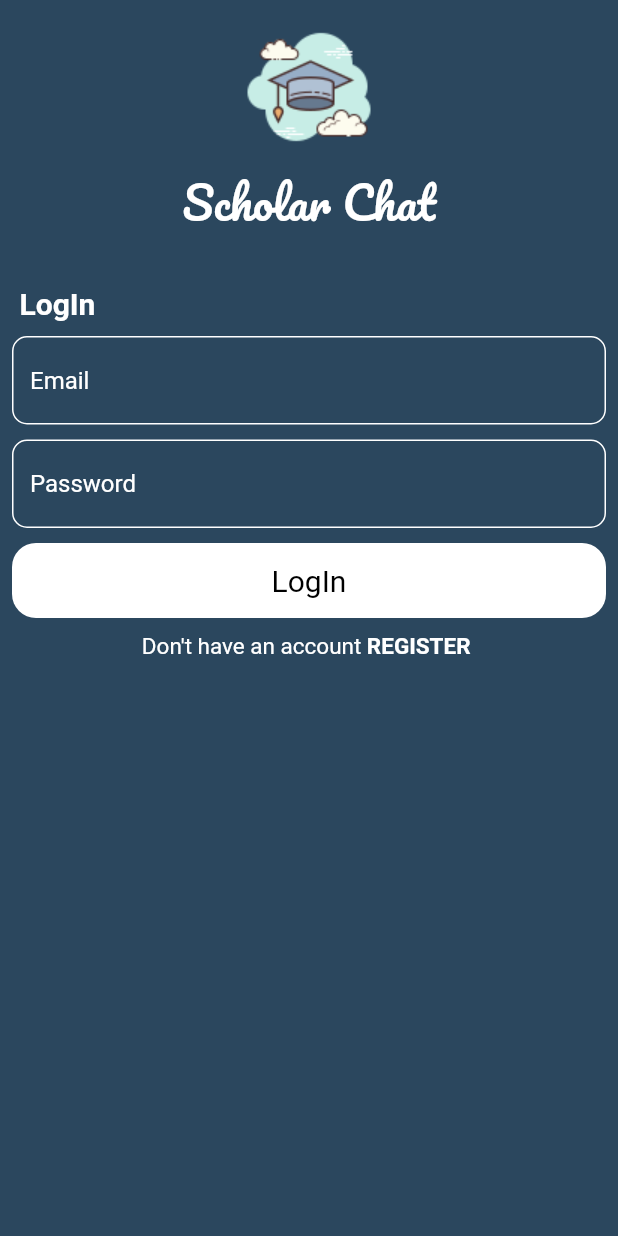
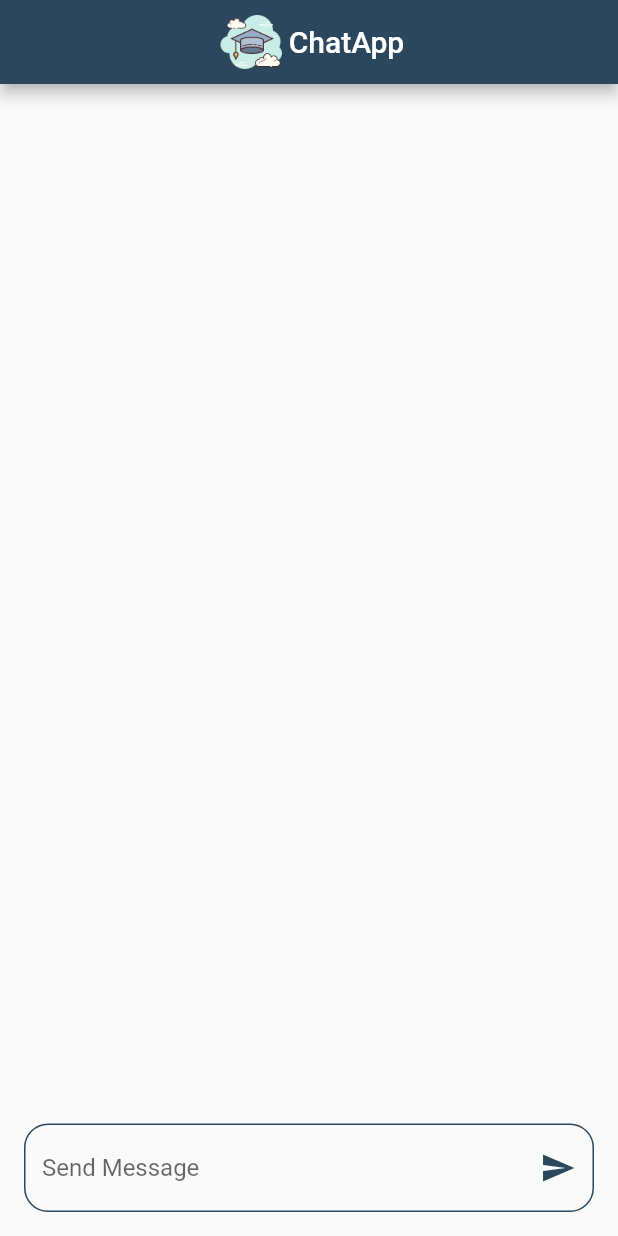
Before and after one commit to Sara-Waleed/chattingapp, a Flutter app: the screen it shows after launch, on a phone screen of 412 x 824 dp. Run offline on Flutter 3.47's test engine with Material 2 defaults, Android fonts, the phone set to English and light mode, and no system bars; our stand-ins replace cloud_firestore, firebase_auth, firebase_core, modal_progress_hud_nsn; accounts and stored records are empty.

Commit message:
updating num two

```diff
--- a/lib/constants.dart
+++ b/lib/constants.dart
@@ -1,3 +1,6 @@
 import 'package:flutter/animation.dart';
+import 'package:flutter/cupertino.dart';
 
 const KPrimaryColor =Color(0xff2B475E);
+const KLogo = "assets/images/scholar.png";
+const KDatabase="messages";
--- a/lib/main.dart
+++ b/lib/main.dart
@@ -1,3 +1,4 @@
+import 'package:chattingapp/view/Home.dart';
 import 'package:chattingapp/view/LogIn.dart';
 //import 'package:chattingapp/view/Log_In.dart';
 import 'package:chattingapp/view/SignUp.dart';
@@ -6,6 +7,7 @@ import 'package:flutter/material.dart';
 import 'firebase_options.dart';
 
 void main() async{
+  WidgetsFlutterBinding.ensureInitialized();
   await Firebase.initializeApp(
     options: DefaultFirebaseOptions.currentPlatform,
   );
@@ -18,12 +20,13 @@ class MyApp extends StatelessWidget {
   @override
   Widget build(BuildContext context) {
     return MaterialApp(
+      debugShowCheckedModeBanner: false,
       routes: {
         "login ":(context)=>LogIn(),
         "SingUp":(context) => SingUp(),
+        "chat":(context) => ChatingPage(),
       },
-      debugShowCheckedModeBanner: false,
-     home: LogIn(),
+     home: ChatingPage(),
     );
   }
 }
--- /dev/null
+++ b/lib/models/gettingDataModel.dart
@@ -0,0 +1,12 @@
+
+import 'package:chattingapp/constants.dart';
+
+class Message {
+  final String message;
+ // final String id;
+  Message(this.message);
+
+  factory Message.fromJson(jsonData) {
+    return Message(jsonData[KDatabase]);
+  }
+}
--- /dev/null
+++ b/lib/view/Home.dart
@@ -0,0 +1,84 @@
+import 'package:chattingapp/Widgets/SharedComponents.dart';
+import 'package:chattingapp/constants.dart';
+import 'package:chattingapp/models/gettingDataModel.dart';
+import 'package:flutter/material.dart';
+import 'package:cloud_firestore/cloud_firestore.dart';
+class ChatingPage extends StatelessWidget {
+   ChatingPage({Key? key}) : super(key: key);
+   // to get or access the collection by its name:
+   CollectionReference message = FirebaseFirestore.instance.collection(KDatabase);
+  TextEditingController control=TextEditingController();
+  @override
+  Widget build(BuildContext context) {
+    return StreamBuilder<QuerySnapshot>(
+        stream:  message.snapshots(),
+        builder: (context, snapshot) {
+         if(snapshot.hasData){
+           List<Message> messagesList=[];
+           for(int i=0; i<snapshot.data!.docs.length;i++){
+             messagesList.add(Message.fromJson(snapshot.data!.docs[i]));
+           }
+           return Scaffold(
+               appBar: AppBar(
+                 automaticallyImplyLeading: false,
+                 backgroundColor: KPrimaryColor,
+                 title:Row(
+                   mainAxisAlignment: MainAxisAlignment.center,
+                   children: [
+                     Image.asset(KLogo,height: 50,),
+                     Text("ChatApp",),
+                   ],
+                 ),
+                 centerTitle: true,
+               ),
+               body:Column(
+                 children: [
+                   Expanded(
+                     child: ListView.builder(
+                       itemBuilder: (context, index) {
+                         return Align(
+                             alignment: Alignment.centerLeft,
+                             child: chattingbubble(messaage: messagesList[index],));
+                       },
+                       itemCount: messagesList.length,
+                     ),
+                   ),
+                   Padding(
+                     padding: const EdgeInsets.all(16.0),
+                     child: TextField(
+                       controller: control,
+                       onSubmitted: (data){
+                         message.add({
+                           'message':data,
+                         });
+                         control.clear();
+                       },
+                       decoration: InputDecoration(
+                           hintText: "Send Message",
+                           suffixIcon:Icon(Icons.send,color:KPrimaryColor ,),
+                           border: OutlineInputBorder(
+                             borderRadius: BorderRadius.circular(16),
+                           ),
+                           enabledBorder: OutlineInputBorder(
+                             borderRadius: BorderRadius.circular(16),
+                             borderSide: BorderSide(color: KPrimaryColor),
+                           )
+                       ),
+
+                     ),
+                   ),
+                 ],
+               )
+
+
+
+
+           );
+         }
+  else{
+   return Text("Loading...");
+         }
+
+        },);
+  }
+}
--- a/pubspec.yaml
+++ b/pubspec.yaml
@@ -35,9 +35,13 @@ dependencies:
   # The following adds the Cupertino Icons font to your application.
   # Use with the CupertinoIcons class for iOS style icons.
   cupertino_icons: ^1.0.2
+  firebase_auth: ^4.14.0
   firebase_core: ^2.22.0
   firebase_core_web: ^2.8.1
-  firebase_auth: ^4.13.0
+  #firebase_auth: ^4.14.0
+  firebase_auth_web: ^5.8.7
+  modal_progress_hud_nsn: ^0.4.0
+  cloud_firestore: ^4.13.1
 
 dev_dependencies:
   flutter_test:
```
Also changed, not shown: lib/Widgets/SharedComponents.dart (+60 -11 lines), lib/view/LogIn.dart (+51 -5 lines), lib/view/SignUp.dart (+63 -6 lines), pubspec.lock, 1 other file.
